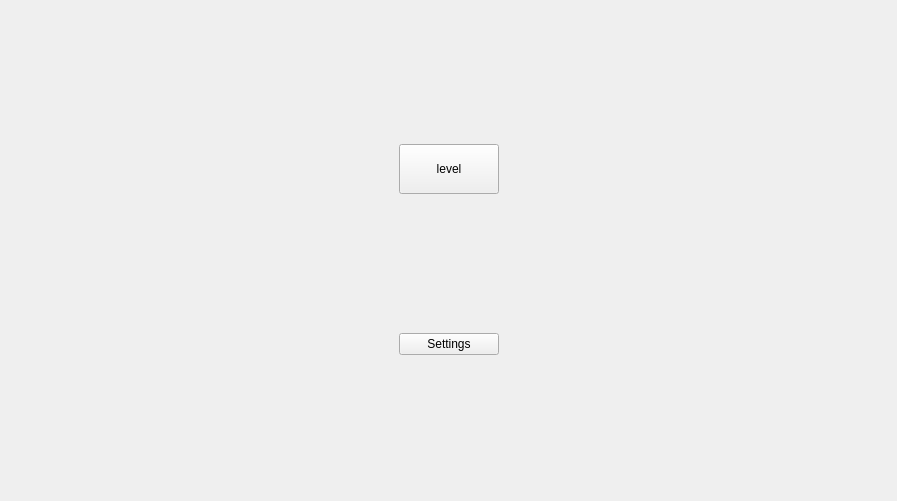
Old version of the form mainmenu.ui in the repository Tock15/FEMjump.
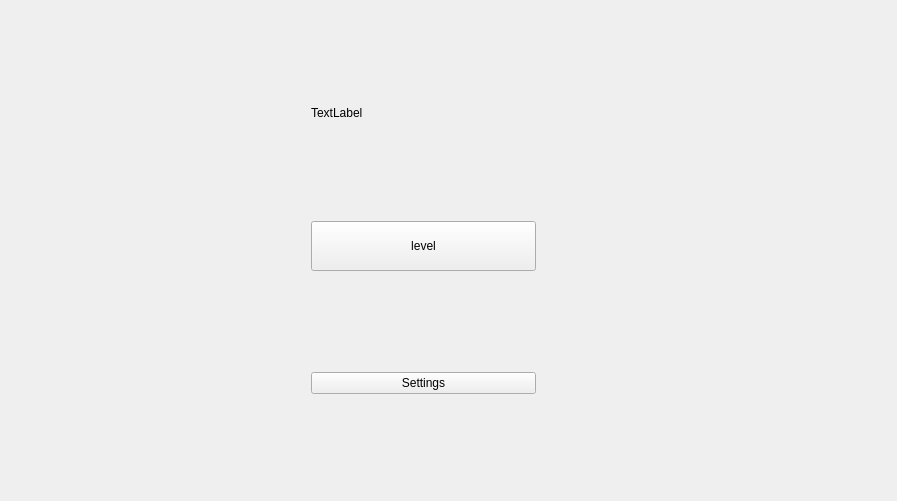
New version of the form.

Patch:
```diff
--- a/mainmenu.ui
+++ b/mainmenu.ui
@@ -19,16 +19,32 @@
      <property name="orientation">
       <enum>Qt::Orientation::Horizontal</enum>
      </property>
+     <property name="sizeType">
+      <enum>QSizePolicy::Policy::Fixed</enum>
+     </property>
      <property name="sizeHint" stdset="0">
       <size>
-       <width>40</width>
-       <height>20</height>
+       <width>300</width>
+       <height>200</height>
       </size>
      </property>
     </spacer>
    </item>
    <item>
     <layout class="QVBoxLayout" name="verticalLayout">
+     <item>
+      <widget class="QLabel" name="label">
+       <property name="sizePolicy">
+        <sizepolicy hsizetype="Fixed" vsizetype="Fixed">
+         <horstretch>0</horstretch>
+         <verstretch>0</verstretch>
+        </sizepolicy>
+       </property>
+       <property name="text">
+        <string>TextLabel</string>
+       </property>
+      </widget>
+     </item>
      <item>
       <widget class="QPushButton" name="btnLevelSelect">
        <property name="enabled">
@@ -59,9 +75,12 @@
      <property name="orientation">
       <enum>Qt::Orientation::Horizontal</enum>
      </property>
+     <property name="sizeType">
+      <enum>QSizePolicy::Policy::Fixed</enum>
+     </property>
      <property name="sizeHint" stdset="0">
       <size>
-       <width>40</width>
+       <width>350</width>
        <height>20</height>
       </size>
      </property>
```
